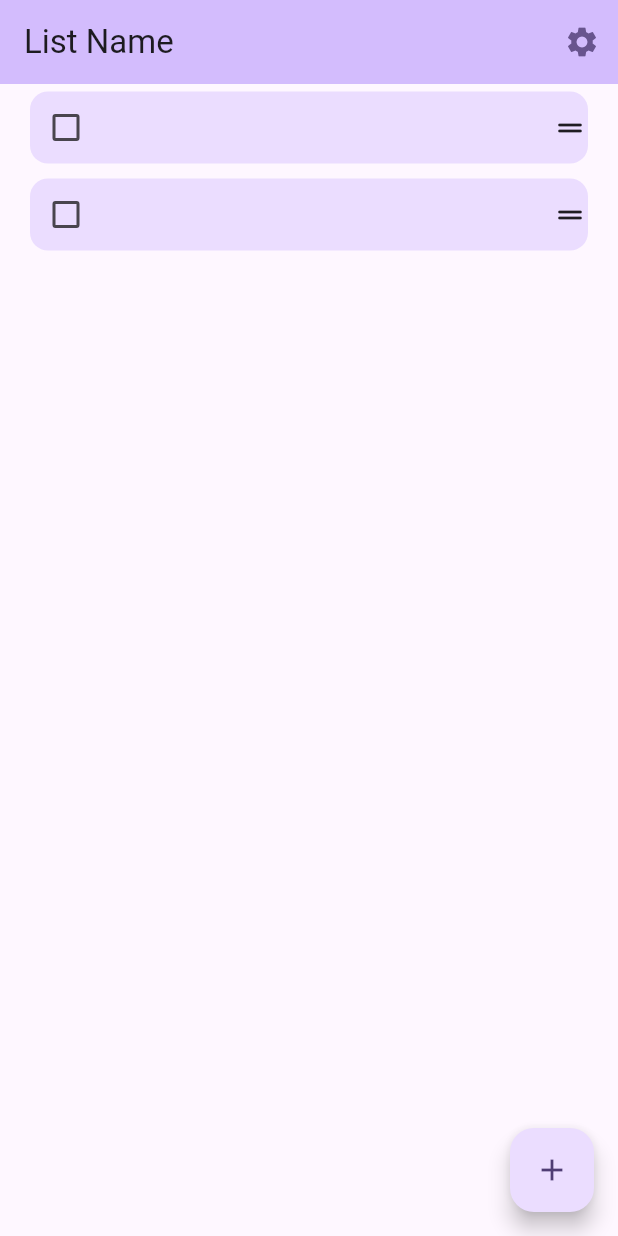
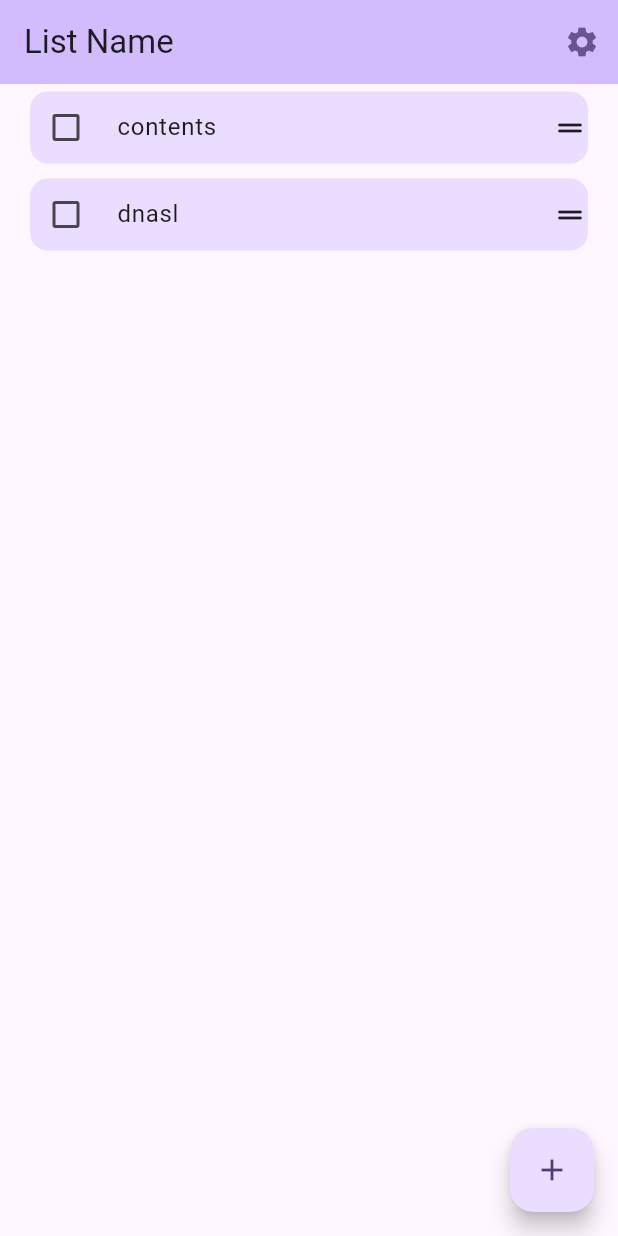
Before and after one commit to Nigel-Karunaratne/simple_todo, a Flutter app: the screen it shows after launch, on a phone screen of 412 x 824 dp. Run offline on Flutter 3.47's test engine with Material 3 defaults, Android fonts, the phone set to English and light mode, and no system bars.

Commit message:
Add Provider support + Finish Reordering List

```diff
--- a/lib/main.dart
+++ b/lib/main.dart
@@ -1,6 +1,8 @@
 import 'package:flutter/material.dart';
+import 'package:flutter/rendering.dart';
 import 'package:simple_todo/models/listmodel.dart';
 import 'package:simple_todo/views/listitemcard.dart';
+import 'package:provider/provider.dart';
 
 void main() {
   runApp(const MyApp());
@@ -10,7 +12,9 @@ class MyApp extends StatelessWidget {
   const MyApp({super.key});
   @override
   Widget build(BuildContext context) {
-    return MaterialApp(
+    return ChangeNotifierProvider<TodoListModel>(
+      create: (ctx) => TodoListModel([TodoEntry(false, "contents"), TodoEntry(true, "dnasl")]),
+      child: MaterialApp(
         debugShowCheckedModeBanner: false,
         title: 'Flutter Demo',
         theme: ThemeData(
@@ -18,6 +22,7 @@ class MyApp extends StatelessWidget {
           useMaterial3: true,
         ),
         home: const TodoListView(),
+      ),
     );
   }
 }
@@ -61,9 +66,6 @@ class TodoItemList extends StatefulWidget {
 }
 
 class _TodoItemListState extends State<TodoItemList> {
-
-  List<TodoEntry> items = [TodoEntry(false, "Entry 1"), TodoEntry(false, "Entry 2")];
-
   @override
   Widget build(BuildContext context) {
     return ReorderableListView(
@@ -71,16 +73,10 @@ class _TodoItemListState extends State<TodoItemList> {
       // itemCount: 10,
       // itemBuilder: (context, index) => ReorderableDragStartListener(index: index, key: Key("$index"), child: ListItemCard()),
       children: [
-        for (int index = 0; index < items.length; index++)
-        ReorderableDragStartListener(key: Key("$index"), index: index, child: ListItemCard())
+        for (int index = 0; index < Provider.of<TodoListModel>(context, listen: true).items.length; index++)
+        ReorderableDragStartListener(key: Key("$index"), index: index, child: ListItemCard(index: index,))
       ],
-      onReorder:(oldIndex, newIndex) {
-        if (oldIndex < newIndex) {
-          newIndex--;
-
-
-        }
-      },
+      onReorder:(oldIndex, newIndex) => Provider.of<TodoListModel>(context, listen: false).swap(oldIndex, newIndex),
     );
   }
 }
--- a/lib/views/listitemcard.dart
+++ b/lib/views/listitemcard.dart
@@ -1,7 +1,12 @@
 import 'package:flutter/material.dart';
+import 'package:provider/provider.dart';
+import 'package:simple_todo/models/listmodel.dart';
 
 class ListItemCard extends StatefulWidget {
-  const ListItemCard({super.key});
+  final int index;
+
+  const ListItemCard({required this.index, super.key});
+
 
   @override
   State<ListItemCard> createState() => _ListItemCardState();
@@ -28,14 +33,15 @@ class _ListItemCardState extends State<ListItemCard> {
             value: false,
             onChanged: (value){}
           ),
-          const Expanded(
+          Expanded(
             child: Padding(
-              padding: EdgeInsets.fromLTRB(10, 0, 10, 0), //TODO - change
+              padding: const EdgeInsets.fromLTRB(10, 0, 10, 0), //TODO - change
               child: TextField(
                 expands: true,
                 maxLines: null,
                 minLines: null,
                 decoration: null,
+                controller: TextEditingController(text: Provider.of<TodoListModel>(context, listen: false).items[widget.index].contents),
               ),
             ),
           ),
```
Lines whose indentation alone changed are shown as unchanged.
